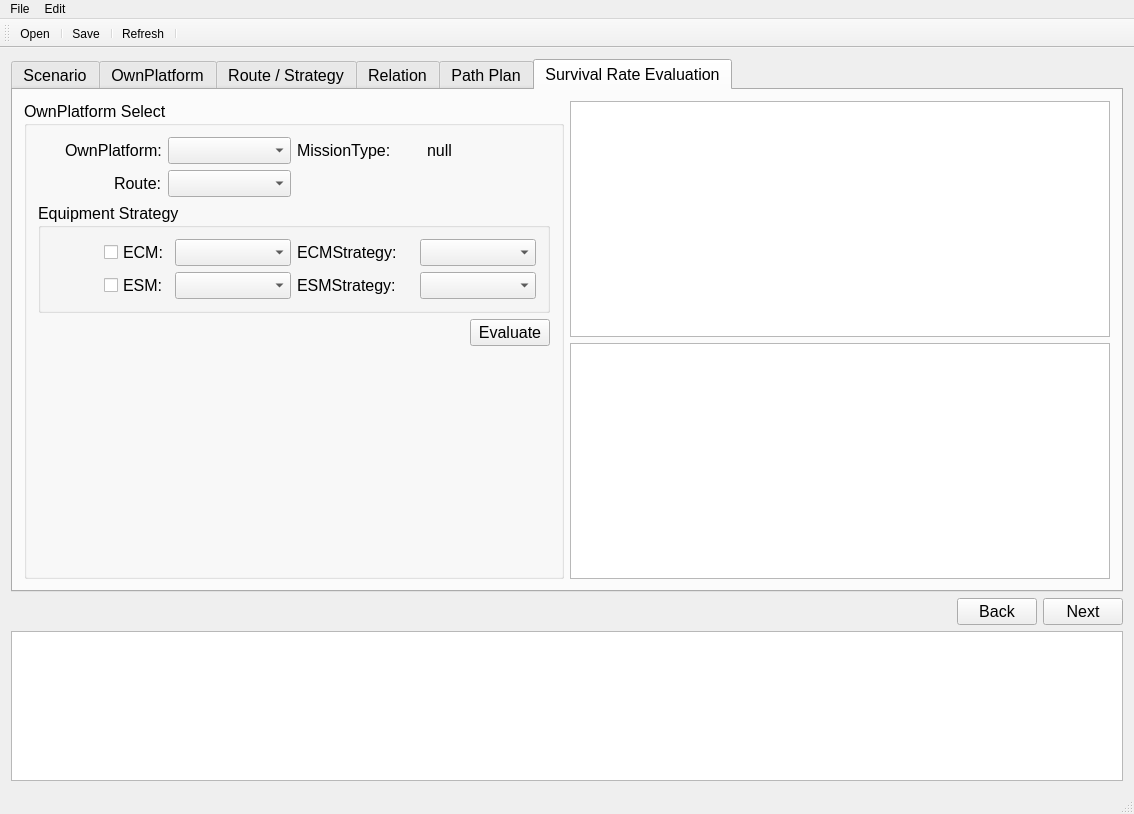
First picture: the form in PathPlanGui/MainWindow.ui, repository louie17/PathPlanning, before the edit.
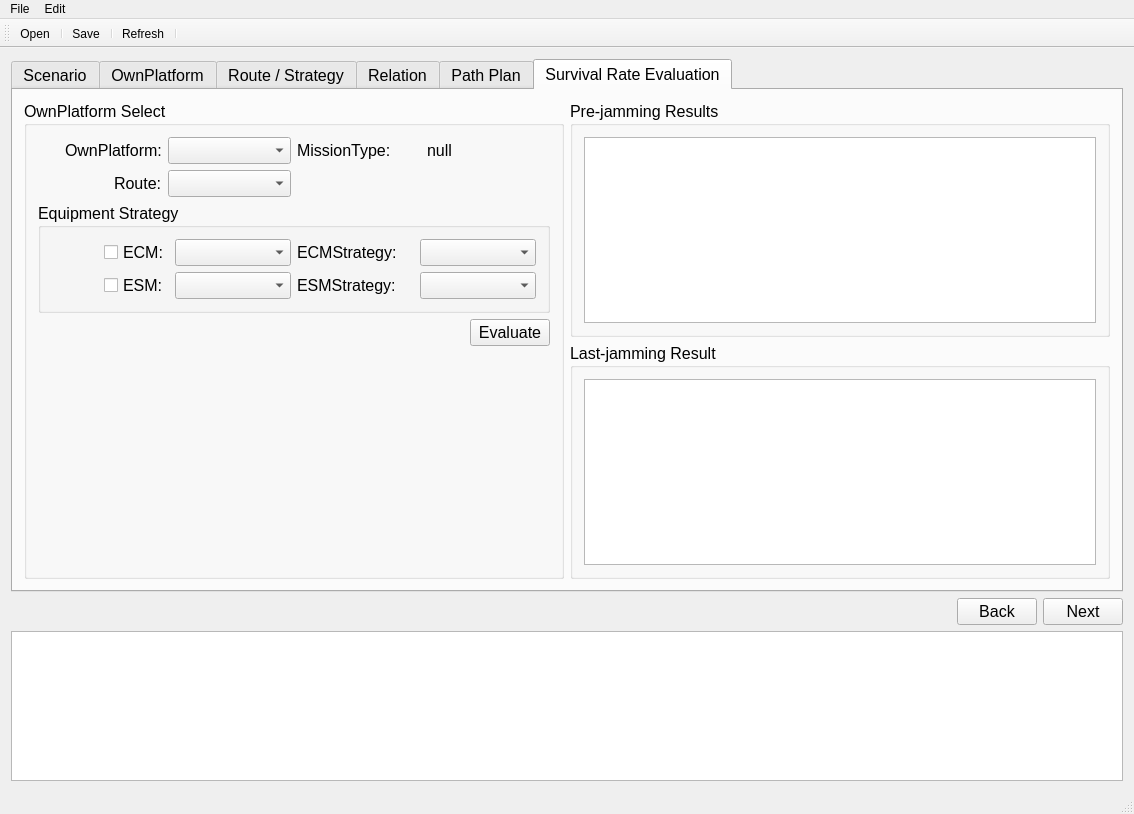
Second picture: the form after the edit. The open tabs and pages were chosen to show the change. Custom widgets are drawn as their Qt base class.

Commit message: 完成QChart的设置

Diff of the .ui file:
```diff
--- a/PathPlanGui/MainWindow.ui
+++ b/PathPlanGui/MainWindow.ui
@@ -3168,14 +3168,8 @@
          <attribute name="title">
           <string>Survival Rate Evaluation</string>
          </attribute>
-         <layout class="QGridLayout" name="gridLayout_12">
-          <item row="0" column="1">
-           <widget class="QChartView" name="graphicsView_pre"/>
-          </item>
-          <item row="1" column="1">
-           <widget class="QChartView" name="graphicsView_last"/>
-          </item>
-          <item row="0" column="0" rowspan="2">
+         <layout class="QHBoxLayout" name="horizontalLayout_28">
+          <item>
            <widget class="QGroupBox" name="groupBox_10">
             <property name="font">
              <font>
@@ -3373,6 +3367,34 @@
             </layout>
            </widget>
           </item>
+          <item>
+           <layout class="QVBoxLayout" name="verticalLayout_47">
+            <item>
+             <widget class="QGroupBox" name="groupBox_13">
+              <property name="title">
+               <string>Pre-jamming Results</string>
+              </property>
+              <layout class="QVBoxLayout" name="verticalLayout_28">
+               <item>
+                <widget class="QChartView" name="chartView_pre"/>
+               </item>
+              </layout>
+             </widget>
+            </item>
+            <item>
+             <widget class="QGroupBox" name="groupBox_15">
+              <property name="title">
+               <string>Last-jamming Result</string>
+              </property>
+              <layout class="QVBoxLayout" name="verticalLayout_46">
+               <item>
+                <widget class="QChartView" name="chartView_last"/>
+               </item>
+              </layout>
+             </widget>
+            </item>
+           </layout>
+          </item>
          </layout>
         </widget>
        </widget>
```
Left out of the diff: 2 changed lines with no effect on the pictures. The commit also changes 2 other files.
